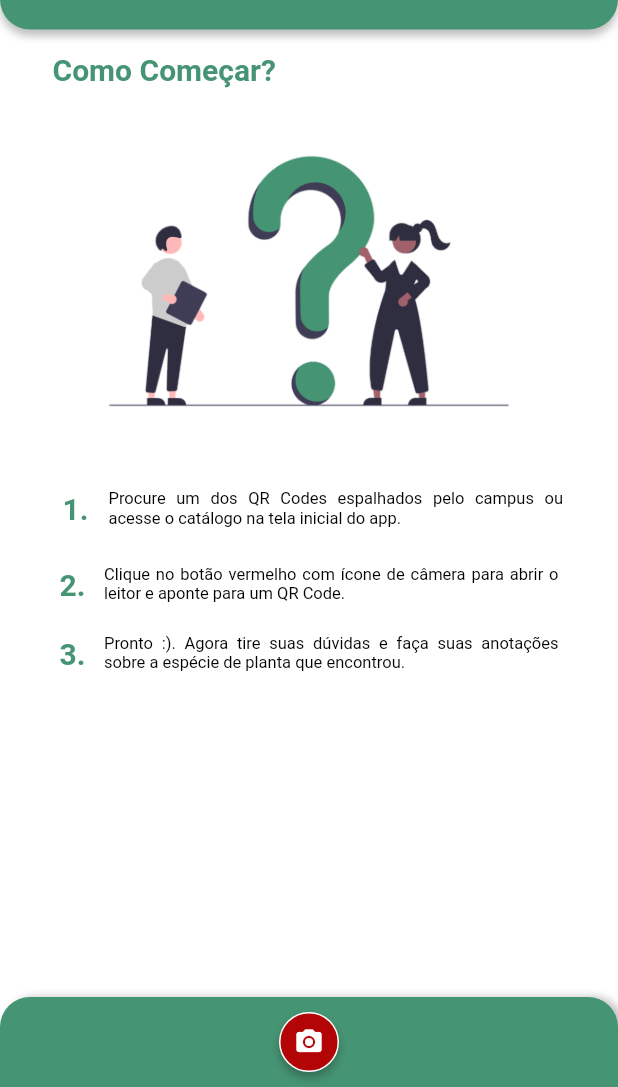
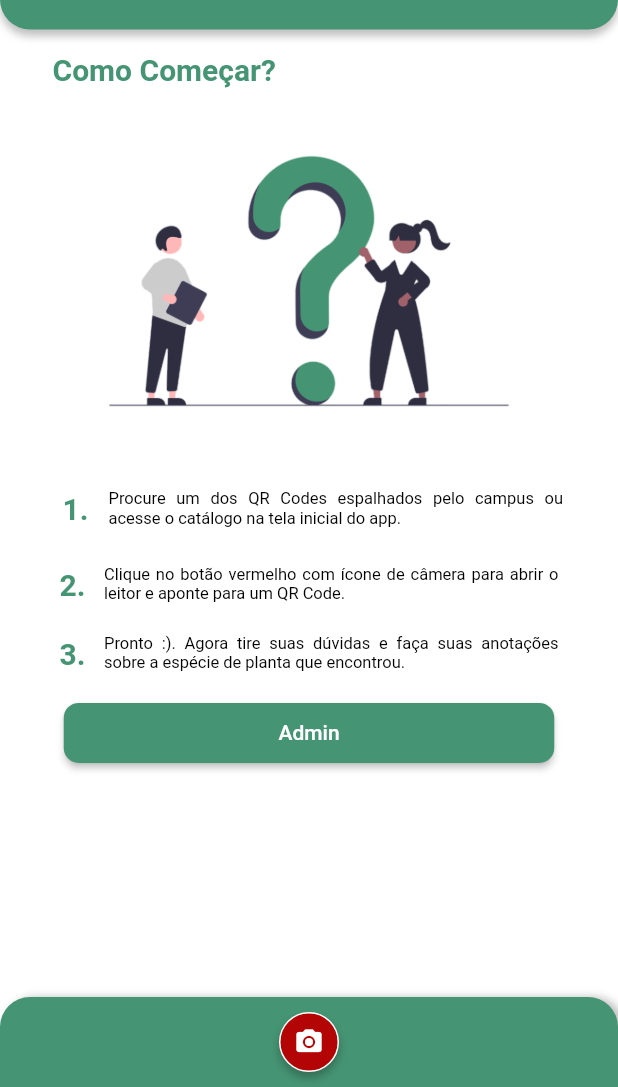
Before and after one commit to AbdeIF/PlantIFP2, a Flutter app: the TelaTutorial screen opened directly, on a phone screen of 412 x 824 dp, the part 149-1236 px from its top. Run offline on Flutter 3.47's test engine with Material 2 defaults, Android fonts, the phone set to English and light mode, and no system bars; our stand-ins replace sqflite; missing offline and left inert: flutter_barcode_scanner; accounts and stored records are empty.

Commit message:
Separando funções admin.

```diff
--- a/lib/TelaCarregamento.dart
+++ b/lib/TelaCarregamento.dart
@@ -1,6 +1,6 @@
 import 'dart:async';
 import 'package:flutter/material.dart';
-import 'login_page.dart';
+import 'TelaCatalogo.dart';
 
 //import 'TelaCatalogo.dart';
 
@@ -29,7 +29,7 @@ class _TelaCarregamento extends State<TelaCarregamento>
     Timer(Duration(seconds: 5), () {
       Navigator.push(
         context,
-        MaterialPageRoute(builder: (context) => CadastroPage()),
+        MaterialPageRoute(builder: (context) => TelaCatalogo()),
       );
     });
   }
--- a/lib/TelaTutorial.dart
+++ b/lib/TelaTutorial.dart
@@ -1,3 +1,4 @@
+import 'package:PlantIFP2/admin/login_page.dart';
 import 'package:PlantIFP2/scanner.dart';
 import 'package:flutter/material.dart';
 
@@ -201,6 +202,43 @@ class TelaTutorial extends StatelessWidget {
                     ],
                   ),
                 ),
+                Positioned(
+                  left: 0,
+                  right: 0,
+                  bottom: 0,
+                  child: Row(
+                    mainAxisAlignment: MainAxisAlignment.center,
+                    children: [
+                      Container(
+                        width: screenWidth - 85,
+                        height: 40,
+                        margin: EdgeInsets.only(top: 20, bottom: 20),
+                        child: ElevatedButton(
+                          style: ElevatedButton.styleFrom(
+                            primary: Color(0xFF459473), // Cor de fundo do botão
+                            shape: RoundedRectangleBorder(
+                              borderRadius: BorderRadius.circular(10),
+                            ),
+                          ),
+                          onPressed: () {
+                            Navigator.push(
+                              context,
+                              MaterialPageRoute(
+                                builder: (context) => CadastroPage(),
+                              ),
+                            );
+                          },
+                          child: Text(
+                            'Admin',
+                            style: TextStyle(
+                              color: Colors.white, // Cor do texto
+                            ),
+                          ),
+                        ),
+                      ),
+                    ],
+                  ),
+                ),
               ],
             ),
           ),
```
Also changed, not shown: lib/admin/login_page.dart (renamed from lib/login_page.dart, +9 -5 lines), pubspec.lock.
